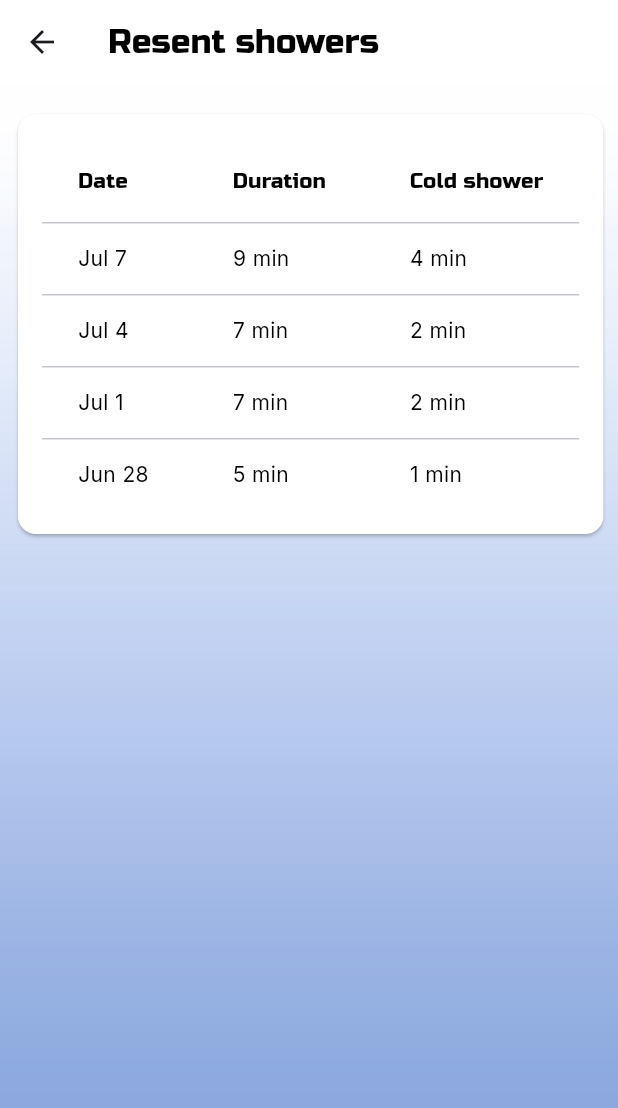
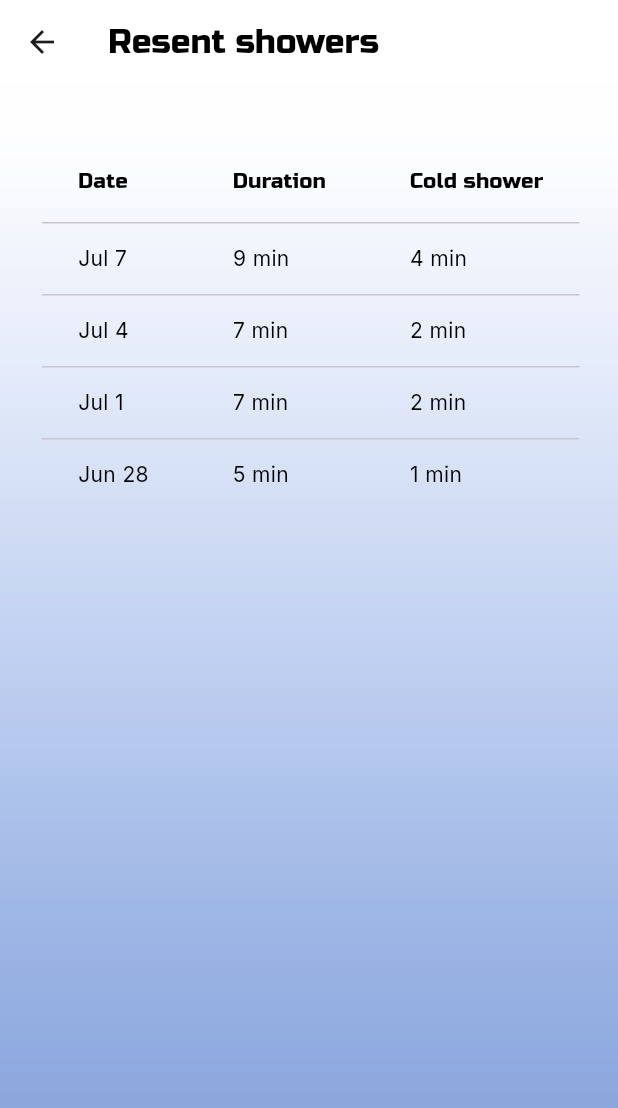
Before and after one commit to pon4ik7/Tatar-shower, a Flutter app: the FullTableScreen screen opened directly, on a phone screen of 412 x 824 dp. Shown: the top 1108 px of the screen. Run offline on Flutter 3.47's test engine with Material 3 defaults, Android fonts, the phone set to English and light mode, and no system bars; our stand-ins replace firebase_core, firebase_messaging, flutter_local_notifications, flutter_secure_storage; accounts and stored records are empty.

Commit message:
make table transperent

```diff
--- a/frontend/lib/screens/main-screens/full_table_screen.dart
+++ b/frontend/lib/screens/main-screens/full_table_screen.dart
@@ -36,7 +36,8 @@ class FullTableScreen extends StatelessWidget {
               child: SingleChildScrollView(
                 scrollDirection: Axis.horizontal,
                 child: Card(
-                  color: appColors.white,
+                  color: Colors.transparent,
+                  elevation: 0,
                   shape: RoundedRectangleBorder(
                     borderRadius: BorderRadius.circular(12),
                   ),
```
